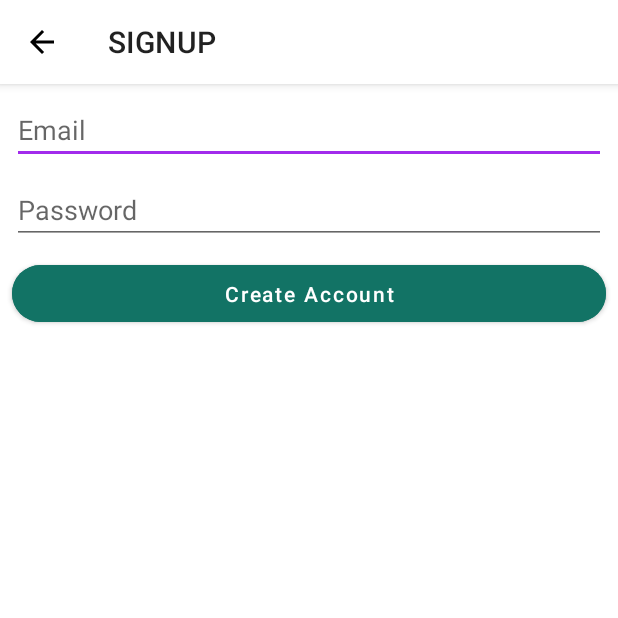
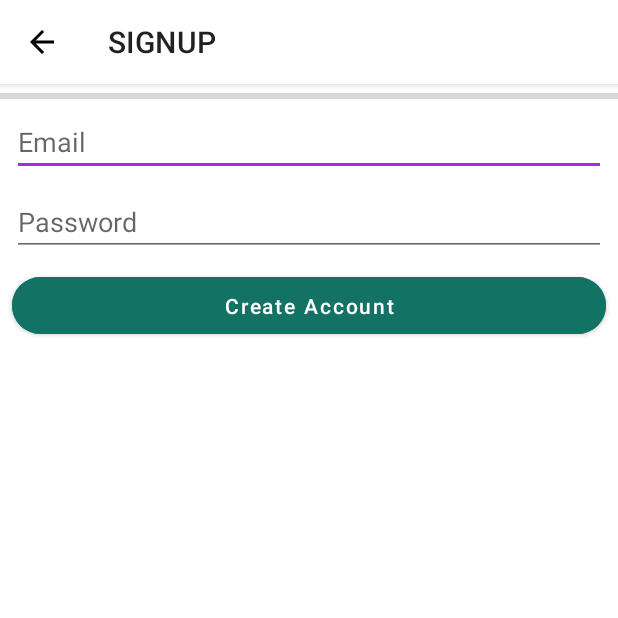
Before and after one commit to AbdelrahmanElShikh/AP-Eye, an Android app: the Reg screen opened directly, with no data from a screen before it, on a phone screen of 412 x 824 dp, the top half of it. Run offline under Robolectric (Android 15) with nearby library versions, the phone set to English and light mode, and no system bars; our stand-ins replace Firebase (no records; nobody signed in at launch, a user with empty details on screens opened directly).

Commit message:
progress bar

```diff
--- a/app/src/main/java/com/example/apeye/ui/login/Login.java
+++ b/app/src/main/java/com/example/apeye/ui/login/Login.java
@@ -31,6 +31,7 @@ public class Login extends AppCompatActivity {
     private EditText loginEmailText;
     private EditText loginPassText;
 
+
     @Override
     protected void onCreate(Bundle savedInstanceState) {
         super.onCreate(savedInstanceState);
@@ -46,7 +47,6 @@ public class Login extends AppCompatActivity {
 
         Toolbar toolbar = findViewById(R.id.toolbar);
         setSupportActionBar(toolbar);
-
         Objects.requireNonNull(getSupportActionBar()).setTitle(R.string.login);
 
 
--- a/app/src/main/java/com/example/apeye/ui/login/Reg.java
+++ b/app/src/main/java/com/example/apeye/ui/login/Reg.java
@@ -7,6 +7,7 @@ import android.view.MenuItem;
 import android.view.View;
 import android.widget.Button;
 import android.widget.EditText;
+import android.widget.ProgressBar;
 import android.widget.Toast;
 
 import com.example.apeye.R;
@@ -27,6 +28,7 @@ public class Reg extends AppCompatActivity {
     private EditText reg_email_field;
     private EditText reg_pass_field;
     FirebaseAuth mAuth ;
+    private ProgressBar progressBar;
 
     @Override
     protected void onCreate(Bundle savedInstanceState) {
@@ -38,6 +40,7 @@ public class Reg extends AppCompatActivity {
         Objects.requireNonNull(getSupportActionBar()).setDisplayHomeAsUpEnabled(true);
         reg_email_field = findViewById(R.id.email_reg);
         reg_pass_field = findViewById(R.id.password_reg);
+        progressBar = findViewById(R.id.progressBar);
         final Button reg_btn = findViewById(R.id.create_acc_button);
         mAuth = FirebaseAuth.getInstance();
 
--- a/app/src/main/res/layout/activity_reg.xml
+++ b/app/src/main/res/layout/activity_reg.xml
@@ -26,14 +26,13 @@
         android:layout_width="0dp"
         android:layout_height="wrap_content"
         android:layout_marginStart="8dp"
-        android:layout_marginTop="8dp"
         android:layout_marginEnd="8dp"
         android:ems="10"
         android:hint="@string/enter_your_email"
         android:inputType="textEmailAddress"
         app:layout_constraintEnd_toEndOf="parent"
         app:layout_constraintStart_toStartOf="parent"
-        app:layout_constraintTop_toBottomOf="@+id/toolbar" />
+        app:layout_constraintTop_toBottomOf="@+id/progressBar" />
 
     <Button
         android:id="@+id/create_acc_button"
@@ -64,4 +63,13 @@
         app:layout_constraintStart_toStartOf="parent"
         app:layout_constraintTop_toBottomOf="@+id/email_reg" />
 
+    <ProgressBar
+        android:id="@+id/progressBar"
+        style="?android:attr/progressBarStyleHorizontal"
+        android:layout_width="0dp"
+        android:layout_height="wrap_content"
+        app:layout_constraintEnd_toEndOf="parent"
+        app:layout_constraintStart_toStartOf="parent"
+        app:layout_constraintTop_toBottomOf="@+id/toolbar" />
+
 </androidx.constraintlayout.widget.ConstraintLayout>
```
Also changed, not shown: app/src/main/res/layout/activity_login.xml (+4 -3 lines), app/src/main/res/layout/activity_user__information.xml (+3 -4 lines).
